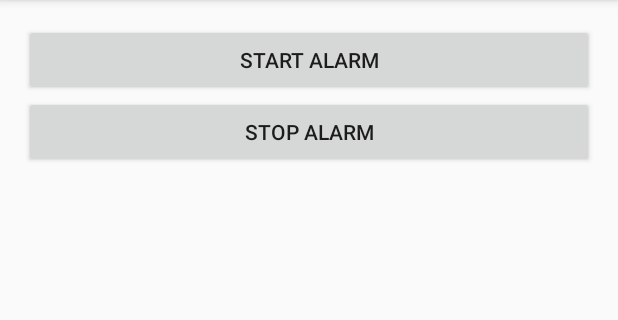
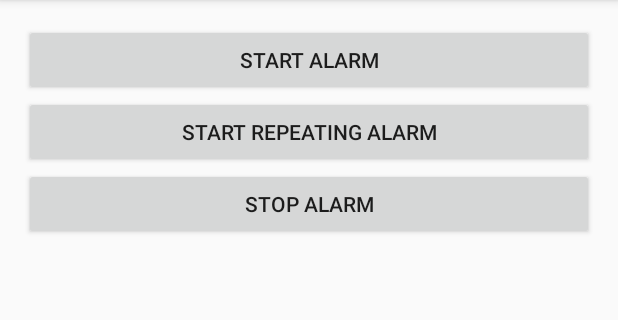
Before and after one commit to AshokMadduru/AlarmExample, an Android app: the screen it shows after launch (AlarmActivity), after a tap on "STOP ALARM", on a phone screen of 412 x 824 dp, the part 84-404 px from its top. Run offline under Robolectric (Android 15) with nearby library versions, the phone set to English and light mode, and no system bars.

Commit message:
setrepeating alarm

```diff
--- a/app/src/main/java/com/shok/alarmexample/AlarmActivity.java
+++ b/app/src/main/java/com/shok/alarmexample/AlarmActivity.java
@@ -21,6 +21,7 @@ public class AlarmActivity extends AppCompatActivity implements View.OnClickList
 
     private Button startAlarmButton;
     private Button stopAlarmButton;
+    private Button startRepeatingAlarmButton;
 
     @Override
     protected void onCreate(Bundle savedInstanceState) {
@@ -33,8 +34,10 @@ public class AlarmActivity extends AppCompatActivity implements View.OnClickList
     private void intializeViewsAndSetClickListeners() {
         startAlarmButton = (Button) findViewById(R.id.start_alarm_button);
         stopAlarmButton = (Button) findViewById(R.id.stop_alarm_button);
+        startRepeatingAlarmButton = (Button) findViewById(R.id.start_repeating_alarm_button);
         startAlarmButton.setOnClickListener(this);
         stopAlarmButton.setOnClickListener(this);
+        startRepeatingAlarmButton.setOnClickListener(this);
     }
     /**
      * initialize Alarm Manager
@@ -53,6 +56,9 @@ public class AlarmActivity extends AppCompatActivity implements View.OnClickList
                 break;
             case R.id.stop_alarm_button:
                 stopAlarm();
+                break;
+            case R.id.start_repeating_alarm_button:
+                setRepeatingAlarm();
                 break;
         }
     }
@@ -73,7 +79,13 @@ public class AlarmActivity extends AppCompatActivity implements View.OnClickList
      * Start alarm at specified time and repeat it after some interval
      */
     private void setRepeatingAlarm() {
-
+        if (alarmManager == null) {
+            initializeAlarmManager();
+        }
+        Calendar calendar = Calendar.getInstance();
+        calendar.set(Calendar.MINUTE, calendar.get(Calendar.MINUTE) + 2);
+        alarmManager.setInexactRepeating(AlarmManager.RTC_WAKEUP, calendar.getTimeInMillis(),
+                AlarmManager.INTERVAL_FIFTEEN_MINUTES, pendingIntent);
     }
 
 
--- a/app/src/main/java/com/shok/alarmexample/AlarmReceiver.java
+++ b/app/src/main/java/com/shok/alarmexample/AlarmReceiver.java
@@ -33,7 +33,6 @@ public class AlarmReceiver extends BroadcastReceiver {
                                 R.color.colorPrimary))
                         .setLargeIcon(BitmapFactory.decodeResource(context.getResources(),
                                 R.mipmap.ic_launcher))
-                        .setOngoing(true)
                         .setContentTitle(context.getString(R.string.app_name))
                         .setContentText(context.getString(R.string.notification_text))
                         .setCategory(android.app.Notification.CATEGORY_REMINDER);
--- a/app/src/main/res/layout/activity_alarm.xml
+++ b/app/src/main/res/layout/activity_alarm.xml
@@ -19,6 +19,11 @@
     <Button
         android:layout_width="match_parent"
         android:layout_height="wrap_content"
+        android:text="@string/start_repeating_alarm_text"
+        android:id="@+id/start_repeating_alarm_button"/>
+    <Button
+        android:layout_width="match_parent"
+        android:layout_height="wrap_content"
         android:text="@string/stop_alarm_text"
         android:id="@+id/stop_alarm_button"/>
 </LinearLayout>
--- a/app/src/main/res/values/strings.xml
+++ b/app/src/main/res/values/strings.xml
@@ -3,6 +3,7 @@
 
     <string name="start_alarm_text">Start Alarm</string>
     <string name="stop_alarm_text">Stop Alarm</string>
+    <string name="start_repeating_alarm_text">Start Repeating Alarm</string>
 
     <string name="notification_text">Alarm Notification</string>
 </resources>
```
